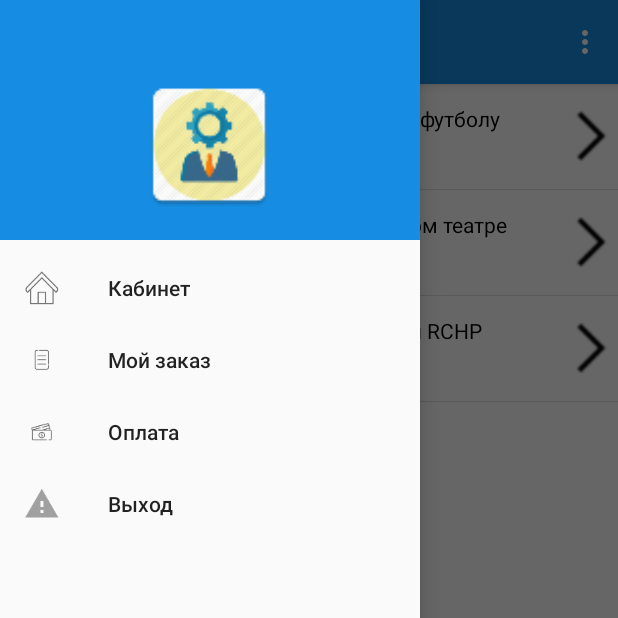
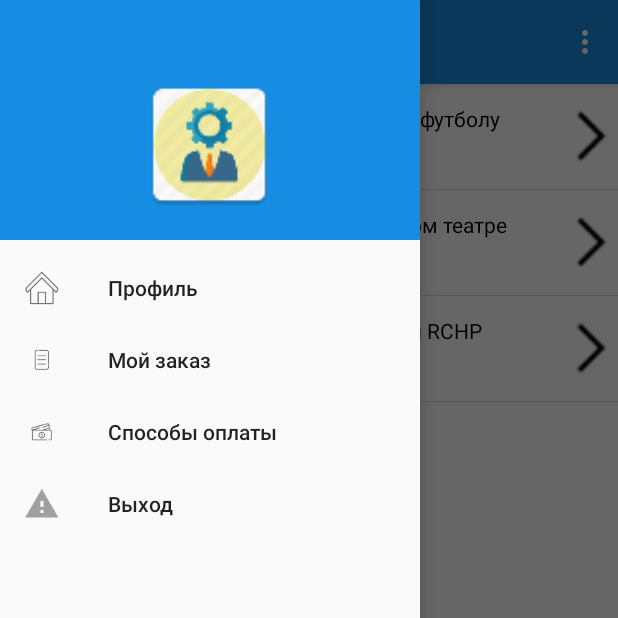
Before and after one commit to MikhailMe/serivce-app, an Android app: the MainScreenActivity screen opened directly, with no data from a screen before it, with the side drawer open, on a phone screen of 412 x 824 dp, the top half of it. Run offline under Robolectric (Android 15) with nearby library versions, the phone set to English and light mode, and no system bars.

Commit message:
added some changes

```diff
--- a/ClientOfApp/app/src/main/java/mishas/clientofapp/activities/StartingActivity.java
+++ b/ClientOfApp/app/src/main/java/mishas/clientofapp/activities/StartingActivity.java
@@ -81,9 +81,4 @@ public class StartingActivity extends AppCompatActivity {
             }
         });
     }
-
-    @Override
-    public void onBackPressed() {
-        super.onBackPressed();
-    }
 }
--- a/ClientOfApp/app/src/main/res/layout/activity_bag_of_orders.xml
+++ b/ClientOfApp/app/src/main/res/layout/activity_bag_of_orders.xml
@@ -9,13 +9,12 @@
         android:layout_height="match_parent"
         android:layout_weight="1">
 
-
         <TextView
             android:id="@+id/showText"
             android:layout_width="match_parent"
             android:layout_height="match_parent"
             android:gravity="center|top"
-            android:text="text"
+            android:text=""
             android:textSize="20dp" />
     </LinearLayout>
 
@@ -31,7 +30,8 @@
             android:layout_height="40dp"
             android:background="@drawable/cart"
             android:layout_marginLeft="100dp"
-            android:layout_marginStart="100dp"/>
+            android:layout_marginStart="100dp"
+            android:layout_gravity="center"/>
         <TextView
             android:layout_width="match_parent"
             android:layout_height="match_parent"
--- a/ClientOfApp/app/src/main/res/layout/activity_starting.xml
+++ b/ClientOfApp/app/src/main/res/layout/activity_starting.xml
@@ -73,7 +73,6 @@
 
         android:id="@+id/letsSignIn"
         android:layout_weight="1"
-
         android:layout_width="match_parent"
         android:layout_height="35dp"
         android:background="@drawable/behind"
--- a/ClientOfApp/app/src/main/res/menu/activity_main_screen_drawer.xml
+++ b/ClientOfApp/app/src/main/res/menu/activity_main_screen_drawer.xml
@@ -3,21 +3,21 @@
 
     <group android:checkableBehavior="single">
         <item
-            android:id="@+id/home"
+            android:id="@+id/profile"
             android:icon="@drawable/home"
-            android:title="Кабинет"/>
+            android:title="@string/profile"/>
         <item
-            android:id="@+id/order"
+            android:id="@+id/my_order"
             android:icon="@drawable/order"
-            android:title="Мой заказ"/>
+            android:title="@string/my_order"/>
         <item
-            android:id="@+id/payment"
+            android:id="@+id/payment_methods"
             android:icon="@drawable/payment"
-            android:title="Оплата"/>
+            android:title="@string/payment_methods"/>
         <item
-            android:id="@+id/nav_logout"
+            android:id="@+id/exit"
             android:icon="@drawable/logout"
-            android:title="Выход"/>
+            android:title="@string/exit"/>
     </group>
 
 </menu>
--- a/ClientOfApp/app/src/main/res/values/strings.xml
+++ b/ClientOfApp/app/src/main/res/values/strings.xml
@@ -58,5 +58,9 @@
                             To see what you have already chosen you can in the bag.</string>
     <string name="payment">If you already filled in the card data, click "pay" otherwise fill in the card details and click "pay"</string>
     <string name="pay">PAY</string>
+    <string name="profile">Профиль</string>
+    <string name="my_order">Мой заказ</string>
+    <string name="payment_methods">Способы оплаты</string>
+    <string name="exit">Выход</string>
 
 </resources>
```
Also changed, not shown: ClientOfApp/app/src/main/AndroidManifest.xml (+5 -3 lines), ClientOfApp/app/src/main/java/mishas/clientofapp/activities/MainScreenActivity.java (+12 -8 lines), ClientOfApp/app/src/main/java/mishas/clientofapp/activities/MyOrderActivity.java (added, +15 -0 lines), ClientOfApp/app/src/main/res/layout/activity_my_order.xml (added, +115 -0 lines), ClientOfApp/app/src/main/res/drawable/down.png (deleted), ClientOfApp/app/src/main/res/drawable/filed.png (deleted), ClientOfApp/app/src/main/res/drawable/left.png (deleted), ClientOfApp/app/src/main/res/drawable/right.png (deleted), ClientOfApp/app/src/main/res/drawable/up.png (deleted).
